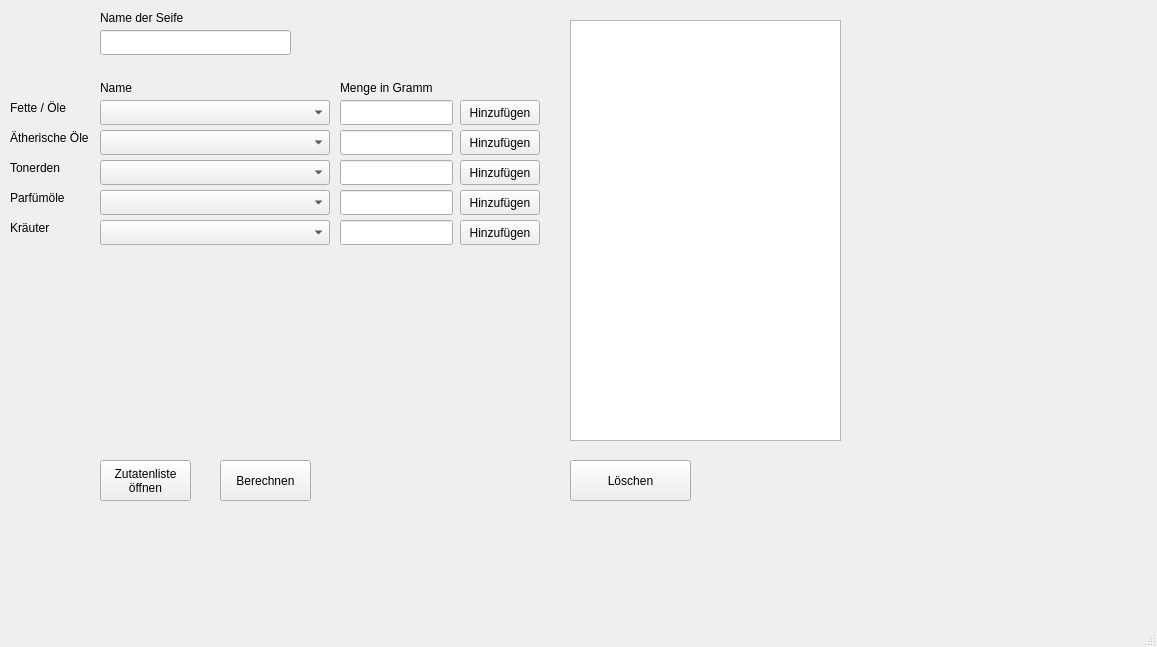
Old version of the form mainwindow.ui in the repository NagyFeri70/GUI_Seifenrechner.
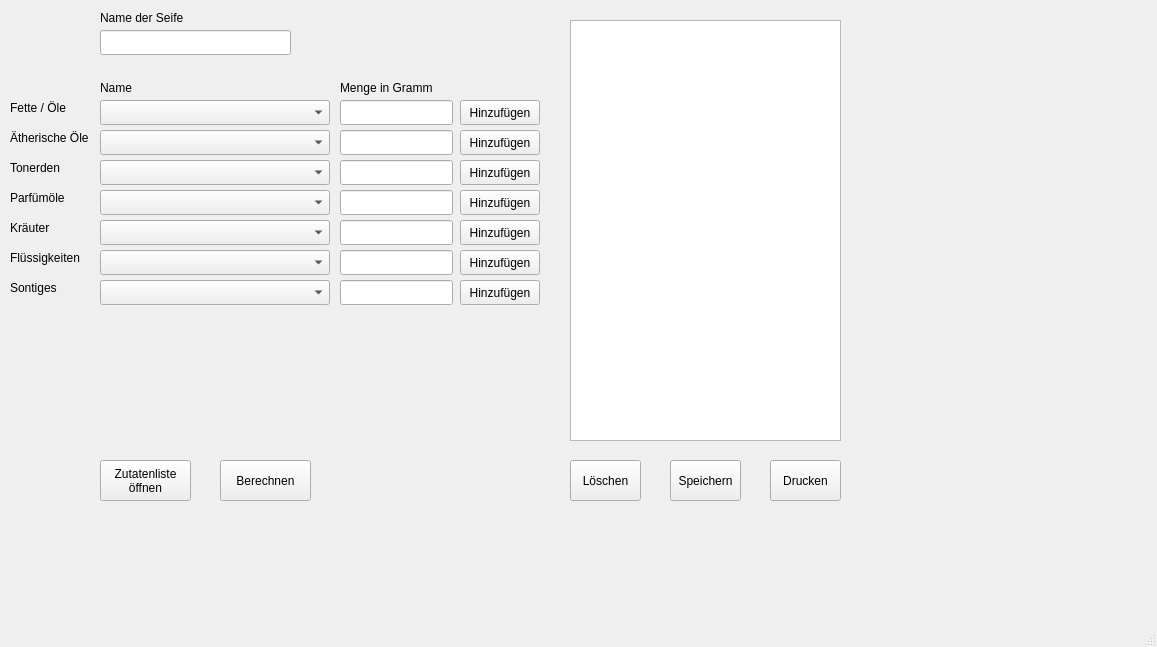
New version of the form.

Commit message: Flüssigkeiten und Sontiges hinzugefügt

```diff
--- a/mainwindow.ui
+++ b/mainwindow.ui
@@ -141,7 +141,7 @@
      <rect>
       <x>570</x>
       <y>460</y>
-      <width>121</width>
+      <width>71</width>
       <height>41</height>
      </rect>
     </property>
@@ -343,6 +343,124 @@
      </rect>
     </property>
    </widget>
+   <widget class="QLineEdit" name="edtFluessigkeiten">
+    <property name="geometry">
+     <rect>
+      <x>340</x>
+      <y>250</y>
+      <width>113</width>
+      <height>25</height>
+     </rect>
+    </property>
+   </widget>
+   <widget class="QComboBox" name="cmbFluessigkeiten">
+    <property name="geometry">
+     <rect>
+      <x>100</x>
+      <y>250</y>
+      <width>230</width>
+      <height>25</height>
+     </rect>
+    </property>
+   </widget>
+   <widget class="QPushButton" name="cmdFuessigkeitenhHnzufuegen">
+    <property name="geometry">
+     <rect>
+      <x>460</x>
+      <y>250</y>
+      <width>80</width>
+      <height>25</height>
+     </rect>
+    </property>
+    <property name="text">
+     <string>Hinzufügen</string>
+    </property>
+   </widget>
+   <widget class="QLabel" name="lblTonerden_4">
+    <property name="geometry">
+     <rect>
+      <x>10</x>
+      <y>250</y>
+      <width>91</width>
+      <height>16</height>
+     </rect>
+    </property>
+    <property name="text">
+     <string>Flüssigkeiten</string>
+    </property>
+   </widget>
+   <widget class="QLineEdit" name="edtSontiges">
+    <property name="geometry">
+     <rect>
+      <x>340</x>
+      <y>280</y>
+      <width>113</width>
+      <height>25</height>
+     </rect>
+    </property>
+   </widget>
+   <widget class="QLabel" name="lblTonerden_5">
+    <property name="geometry">
+     <rect>
+      <x>10</x>
+      <y>280</y>
+      <width>91</width>
+      <height>16</height>
+     </rect>
+    </property>
+    <property name="text">
+     <string>Sontiges</string>
+    </property>
+   </widget>
+   <widget class="QComboBox" name="cmbSonstiges">
+    <property name="geometry">
+     <rect>
+      <x>100</x>
+      <y>280</y>
+      <width>230</width>
+      <height>25</height>
+     </rect>
+    </property>
+   </widget>
+   <widget class="QPushButton" name="cmdSontigesHinzufuegen">
+    <property name="geometry">
+     <rect>
+      <x>460</x>
+      <y>280</y>
+      <width>80</width>
+      <height>25</height>
+     </rect>
+    </property>
+    <property name="text">
+     <string>Hinzufügen</string>
+    </property>
+   </widget>
+   <widget class="QPushButton" name="cmdSpeichern">
+    <property name="geometry">
+     <rect>
+      <x>670</x>
+      <y>460</y>
+      <width>71</width>
+      <height>41</height>
+     </rect>
+    </property>
+    <property name="text">
+     <string>Speichern</string>
+    </property>
+   </widget>
+   <widget class="QPushButton" name="cmdDrucken">
+    <property name="geometry">
+     <rect>
+      <x>770</x>
+      <y>460</y>
+      <width>71</width>
+      <height>41</height>
+     </rect>
+    </property>
+    <property name="text">
+     <string>Drucken</string>
+    </property>
+   </widget>
   </widget>
   <widget class="QMenuBar" name="menubar">
    <property name="geometry">
```
The commit also changes 7 other files.
